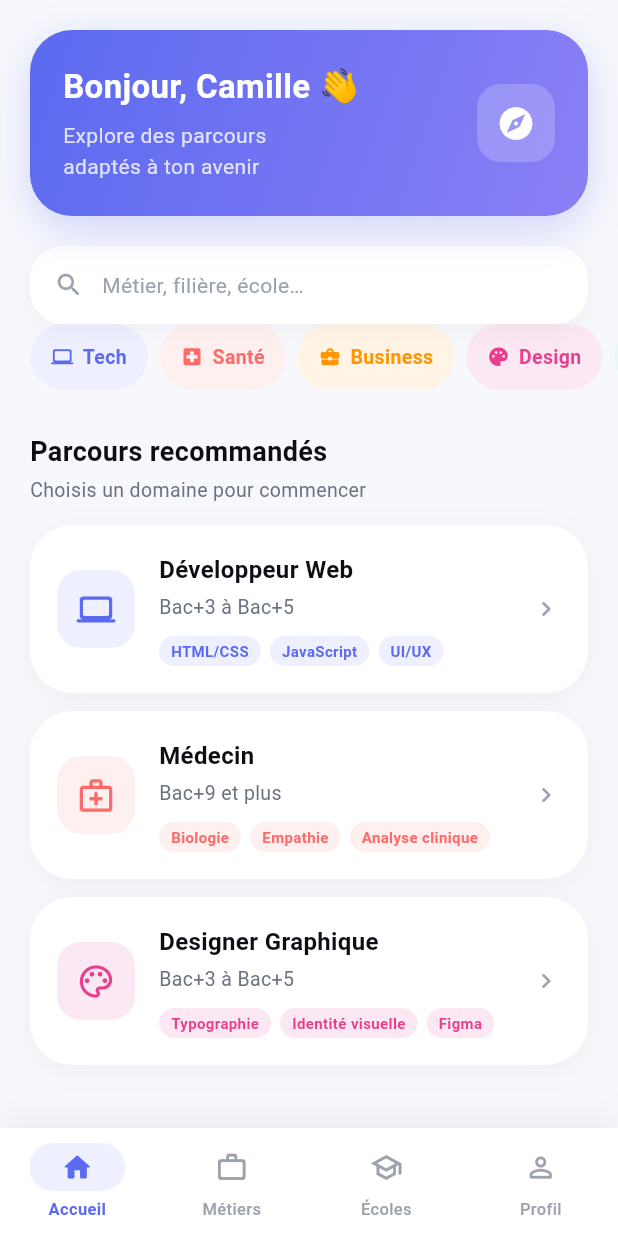
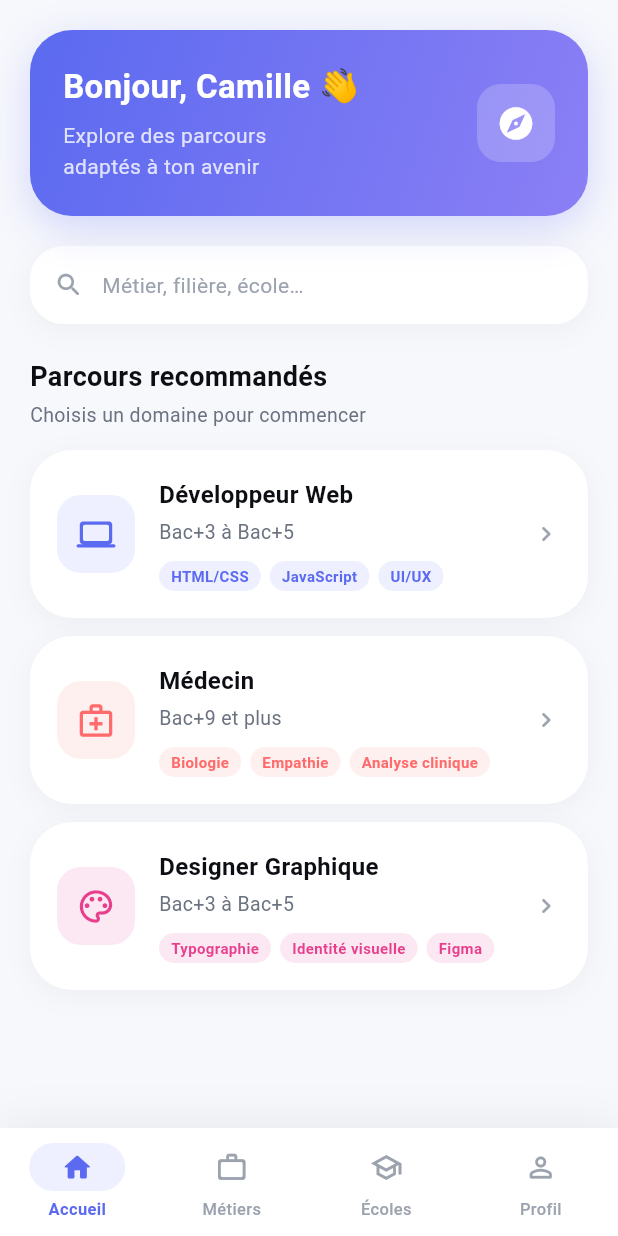
Before and after one commit to shikileliondor/test-flutter, a Flutter app: the screen it shows after launch, on a phone screen of 412 x 824 dp. Run offline on Flutter 3.47's test engine with Material 3 defaults, Android fonts, the phone set to English and light mode, and no system bars.

Commit message:
UI: simplify views and restore bottom navigation on detail

```diff
--- a/lib/screens/home_screen.dart
+++ b/lib/screens/home_screen.dart
@@ -19,14 +19,6 @@ class HomeScreen extends StatefulWidget {
 
 class _HomeScreenState extends State<HomeScreen> {
   late Future<List<Filiere>> _filieresFuture;
-
-  static const _quickDomains = [
-    _DomainChip('Tech',      Icons.computer_rounded,        AppColors.primaryLight, AppColors.primary),
-    _DomainChip('Santé',     Icons.local_hospital_rounded,  AppColors.redLight,     AppColors.red),
-    _DomainChip('Business',  Icons.business_center_rounded, AppColors.orangeLight,  AppColors.orange),
-    _DomainChip('Design',    Icons.palette_rounded,         Color(0xFFFCE8F3),      Color(0xFFE83E8C)),
-    _DomainChip('Ingénierie',Icons.architecture_rounded,    AppColors.greenLight,   AppColors.green),
-  ];
 
   @override
   void initState() {
@@ -64,15 +56,10 @@ class _HomeScreenState extends State<HomeScreen> {
                   ),
                 ),
 
-                // ── Domaines rapides ─────────────────────────────────
-                SliverToBoxAdapter(
-                  child: _buildDomainRow(),
-                ),
-
                 // ── Section title : Parcours ─────────────────────────
                 const SliverToBoxAdapter(
                   child: Padding(
-                    padding: EdgeInsets.fromLTRB(20, 28, 20, 14),
+                    padding: EdgeInsets.fromLTRB(20, 22, 20, 14),
                     child: _SectionHeader(
                       title: 'Parcours recommandés',
                       subtitle: 'Choisis un domaine pour commencer',
@@ -168,43 +155,6 @@ class _HomeScreenState extends State<HomeScreen> {
     );
   }
 
-  Widget _buildDomainRow() {
-    return SizedBox(
-      height: 44,
-      child: ListView.separated(
-        scrollDirection: Axis.horizontal,
-        padding: const EdgeInsets.fromLTRB(20, 0, 20, 0),
-        itemCount: _quickDomains.length,
-        separatorBuilder: (_, __) => const SizedBox(width: 8),
-        itemBuilder: (context, i) {
-          final d = _quickDomains[i];
-          return Container(
-            padding: const EdgeInsets.symmetric(horizontal: 14, vertical: 0),
-            decoration: BoxDecoration(
-              color: d.bgColor,
-              borderRadius: BorderRadius.circular(AppRadius.full),
-            ),
-            child: Row(
-              mainAxisSize: MainAxisSize.min,
-              children: [
-                Icon(d.icon, size: 15, color: d.iconColor),
-                const SizedBox(width: 6),
-                Text(
-                  d.label,
-                  style: TextStyle(
-                    fontSize: 13,
-                    fontWeight: FontWeight.w600,
-                    color: d.iconColor,
-                  ),
-                ),
-              ],
-            ),
-          );
-        },
-      ),
-    );
-  }
-
   Metier _buildMetier(Filiere f, int i) {
     return Metier(
       id: i + 1,
@@ -286,11 +236,3 @@ class _SectionHeader extends StatelessWidget {
     );
   }
 }
-
-class _DomainChip {
-  const _DomainChip(this.label, this.icon, this.bgColor, this.iconColor);
-  final String label;
-  final IconData icon;
-  final Color bgColor;
-  final Color iconColor;
-}
--- a/lib/screens/main_navigation_screen.dart
+++ b/lib/screens/main_navigation_screen.dart
@@ -3,16 +3,19 @@ import 'ecoles_screen.dart';
 import 'home_screen.dart';
 import 'metiers_screen.dart';
 import 'profile_screen.dart';
+import '../widgets/app_bottom_navigation.dart';
 
 class MainNavigationScreen extends StatefulWidget {
-  const MainNavigationScreen({super.key});
+  const MainNavigationScreen({this.initialIndex = 0, super.key});
+
+  final int initialIndex;
 
   @override
   State<MainNavigationScreen> createState() => _MainNavigationScreenState();
 }
 
 class _MainNavigationScreenState extends State<MainNavigationScreen> {
-  int _currentIndex = 0;
+  late int _currentIndex;
 
   final List<Widget> _pages = const [
     HomeScreen(),
@@ -22,46 +25,18 @@ class _MainNavigationScreenState extends State<MainNavigationScreen> {
   ];
 
   @override
+  void initState() {
+    super.initState();
+    _currentIndex = widget.initialIndex;
+  }
+
+  @override
   Widget build(BuildContext context) {
     return Scaffold(
       body: IndexedStack(index: _currentIndex, children: _pages),
-      bottomNavigationBar: Container(
-        decoration: const BoxDecoration(
-          color: Colors.white,
-          boxShadow: [
-            BoxShadow(
-              color: Color(0x0F000000),
-              blurRadius: 24,
-              offset: Offset(0, -4),
-            ),
-          ],
-        ),
-        child: NavigationBar(
-          selectedIndex: _currentIndex,
-          onDestinationSelected: (i) => setState(() => _currentIndex = i),
-          destinations: const [
-            NavigationDestination(
-              icon: Icon(Icons.home_outlined),
-              selectedIcon: Icon(Icons.home_rounded),
-              label: 'Accueil',
-            ),
-            NavigationDestination(
-              icon: Icon(Icons.work_outline_rounded),
-              selectedIcon: Icon(Icons.work_rounded),
-              label: 'Métiers',
-            ),
-            NavigationDestination(
-              icon: Icon(Icons.school_outlined),
-              selectedIcon: Icon(Icons.school_rounded),
-              label: 'Écoles',
-            ),
-            NavigationDestination(
-              icon: Icon(Icons.person_outline_rounded),
-              selectedIcon: Icon(Icons.person_rounded),
-              label: 'Profil',
-            ),
-          ],
-        ),
+      bottomNavigationBar: AppBottomNavigation(
+        currentIndex: _currentIndex,
+        onDestinationSelected: (i) => setState(() => _currentIndex = i),
       ),
     );
   }
--- /dev/null
+++ b/lib/widgets/app_bottom_navigation.dart
@@ -0,0 +1,54 @@
+import 'package:flutter/material.dart';
+
+class AppBottomNavigation extends StatelessWidget {
+  const AppBottomNavigation({
+    required this.currentIndex,
+    required this.onDestinationSelected,
+    super.key,
+  });
+
+  final int currentIndex;
+  final ValueChanged<int> onDestinationSelected;
+
+  @override
+  Widget build(BuildContext context) {
+    return Container(
+      decoration: const BoxDecoration(
+        color: Colors.white,
+        boxShadow: [
+          BoxShadow(
+            color: Color(0x0F000000),
+            blurRadius: 24,
+            offset: Offset(0, -4),
+          ),
+        ],
+      ),
+      child: NavigationBar(
+        selectedIndex: currentIndex,
+        onDestinationSelected: onDestinationSelected,
+        destinations: const [
+          NavigationDestination(
+            icon: Icon(Icons.home_outlined),
+            selectedIcon: Icon(Icons.home_rounded),
+            label: 'Accueil',
+          ),
+          NavigationDestination(
+            icon: Icon(Icons.work_outline_rounded),
+            selectedIcon: Icon(Icons.work_rounded),
+            label: 'Métiers',
+          ),
+          NavigationDestination(
+            icon: Icon(Icons.school_outlined),
+            selectedIcon: Icon(Icons.school_rounded),
+            label: 'Écoles',
+          ),
+          NavigationDestination(
+            icon: Icon(Icons.person_outline_rounded),
+            selectedIcon: Icon(Icons.person_rounded),
+            label: 'Profil',
+          ),
+        ],
+      ),
+    );
+  }
+}
```
Also changed, not shown: lib/screens/metier_detail_screen.dart (+13 -0 lines), lib/screens/metiers_screen.dart (+1 -34 lines).
